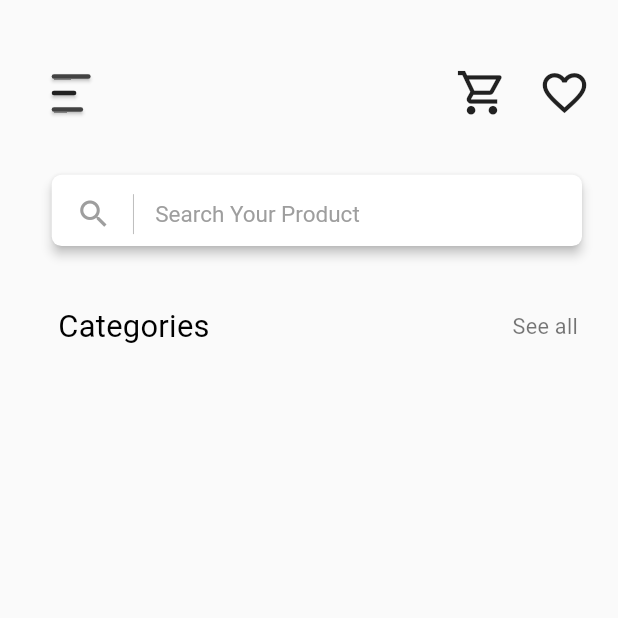
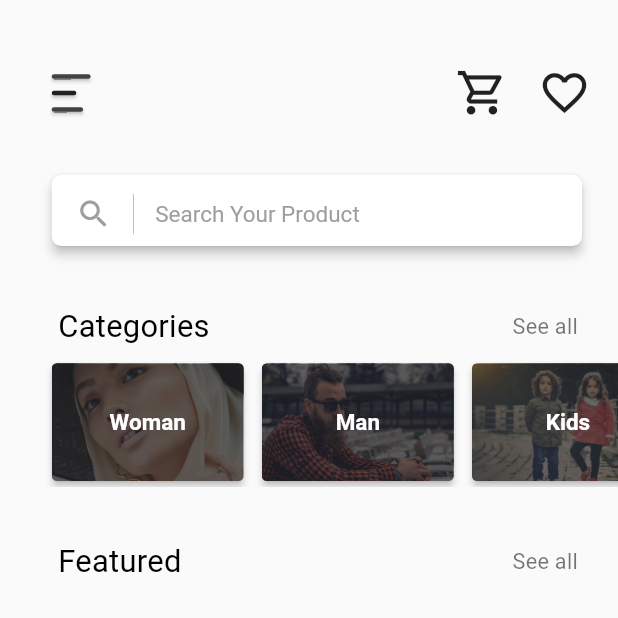
Before and after one commit to HarounTaHa/Bolt-Ecommerce, a Flutter app: the screen it shows after launch, on a phone screen of 412 x 824 dp, the top half of it. Run offline on Flutter 3.47's test engine with Material 2 defaults, Android fonts, the phone set to English and light mode, and no system bars.

Commit message:
design & create list of categories

```diff
--- /dev/null
+++ b/lib/Model/category.dart
@@ -0,0 +1,12 @@
+class Category {
+  String imageUrl;
+  String name;
+
+  Category(this.imageUrl, this.name);
+}
+
+List categories = [
+  Category('assets/woman.png', 'Woman'),
+  Category('assets/man.png', 'Man'),
+  Category('assets/kids.png', 'Kids')
+];
--- a/lib/home_screen.dart
+++ b/lib/home_screen.dart
@@ -1,3 +1,6 @@
+import 'dart:math';
+
+import 'package:boltecommerceapp/Model/category.dart';
 import 'package:flutter/material.dart';
 
 import 'Utility/config.dart';
@@ -9,6 +12,15 @@ class HomeScreen extends StatefulWidget {
 }
 
 class _HomeScreenState extends State<HomeScreen> {
+  int selected = 0;
+  List _list = categories;
+
+  List _category = [
+    categories[0].name,
+    categories[1].name,
+    categories[2].name,
+  ];
+
   @override
   Widget build(BuildContext context) {
     SizeConfig().init(context);
@@ -116,6 +128,94 @@ class _HomeScreenState extends State<HomeScreen> {
                     ],
                   ),
                 ),
+                SizedBox(
+                  height: SizeConfig.safeBlockVertical,
+                ),
+                SizedBox(
+                  height: SizeConfig.safeBlockVertical * 10.5,
+                  width: SizeConfig.screenWidth,
+                  child: ListView.builder(
+                    itemCount: _category.length,
+                    controller: null,
+                    scrollDirection: Axis.horizontal,
+                    itemBuilder: (context, index) {
+                      return Container(
+                        margin: EdgeInsets.only(
+                            right: SizeConfig.safeBlockHorizontal * 1),
+                        width: SizeConfig.safeBlockHorizontal * 33,
+                        child: GestureDetector(
+                          onTap: () {},
+                          child: Card(
+                            elevation: 2,
+                            child: Stack(
+                              children: [
+                                ClipRRect(
+                                  borderRadius: BorderRadius.circular(3.5),
+                                  child: Image.asset(
+                                    '${_list[index].imageUrl}',
+                                    fit: BoxFit.fitHeight,
+                                    width: SizeConfig.screenWidth,
+                                    height: SizeConfig.screenHeight,
+                                    semanticLabel: 'Category',
+                                  ),
+                                ),
+                                ClipRRect(
+                                  borderRadius: BorderRadius.circular(3.5),
+                                  child: Container(
+                                    color: Color.fromRGBO(
+                                        Random().nextInt(255),
+                                        Random().nextInt(255),
+                                        Random().nextInt(255),
+                                        0.7),
+                                  ),
+                                ),
+                                Center(
+                                  child: Text(
+                                    '${_list[index].name}',
+                                    style: TextStyle(
+                                      color: Colors.white,
+                                      fontWeight: FontWeight.bold,
+                                      fontSize: 15,
+                                    ),
+                                  ),
+                                ),
+                              ],
+                            ),
+                          ),
+                        ),
+                      );
+                    },
+                  ),
+                ),
+
+//                Featured
+                SizedBox(
+                  height: SizeConfig.safeBlockVertical * 4.6,
+                ),
+                Container(
+                  margin: EdgeInsets.only(
+                      left: SizeConfig.safeBlockHorizontal * 2,
+                      right: SizeConfig.safeBlockHorizontal * 6.5),
+                  child: Row(
+                    mainAxisAlignment: MainAxisAlignment.spaceBetween,
+                    children: [
+                      Text(
+                        'Featured',
+                        style: TextStyle(
+                            letterSpacing: 0.2,
+                            color: Colors.black,
+                            fontSize: SizeConfig.safeBlockHorizontal * 5),
+                      ),
+                      Text(
+                        'See all',
+                        style: TextStyle(
+                            letterSpacing: 0.2,
+                            color: Colors.black54,
+                            fontSize: SizeConfig.safeBlockHorizontal * 3.5),
+                      ),
+                    ],
+                  ),
+                ),
               ],
             ),
           ],
--- a/pubspec.yaml
+++ b/pubspec.yaml
@@ -45,8 +45,8 @@ flutter:
   uses-material-design: true
 
   # To add assets to your application, add an assets section, like this:
-  # assets:
-  #   - images/a_dot_burr.jpeg
+  assets:
+     - assets/
   #   - images/a_dot_ham.jpeg
 
   # An image asset can refer to one or more resolution-specific "variants", see
```
Also changed, not shown: assets/kids.png (added), assets/man.png (added), assets/woman.png (added).
